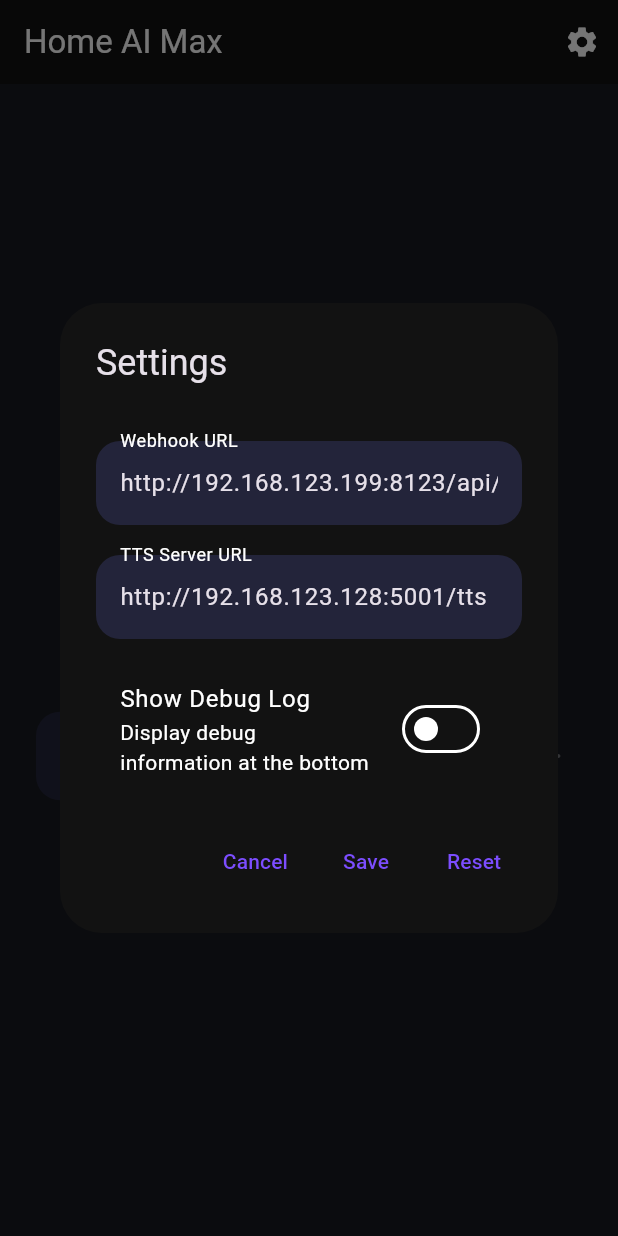
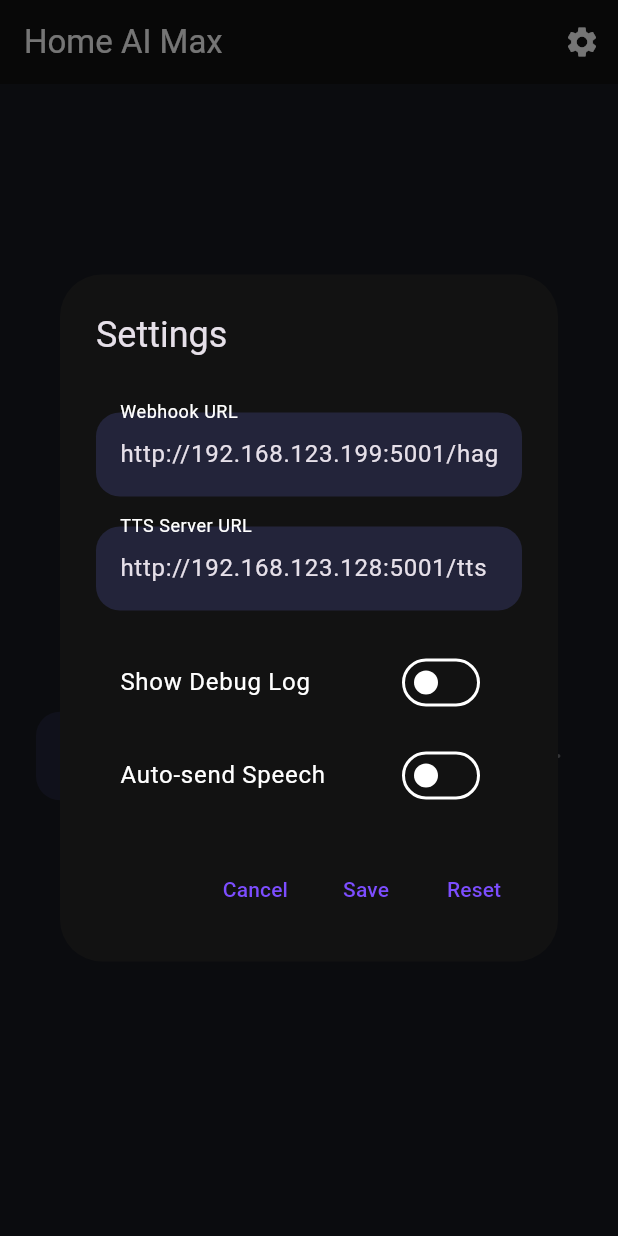
Before and after one commit to cfcode4007/home_ai_max, a Flutter app: the screen it shows after launch, after a tap on the "settings" icon, on a phone screen of 412 x 824 dp. Run offline on Flutter 3.47's test engine with Material 3 defaults, Android fonts, the phone set to English and light mode, and no system bars; our stand-ins replace audioplayers, flutter_tts, shared_preferences, speech_to_text.

Commit message:
Version 3.3.7 Auto Send

```diff
--- a/lib/config.dart
+++ b/lib/config.dart
@@ -1,19 +1,11 @@
-/*
-  File:        lib/config.dart
-  Author:      Colin Bond
-
-  Description: Config manager for Home AI Max.
-               Stores application settings in SharedPreferences (in-app settings).
-               Public API preserved: getWebhookUrl(), getTtsServerUrl(), setConfigValue(), getConfigFilePath().
-*/
-
 import 'package:shared_preferences/shared_preferences.dart';
 
 class ConfigManager {
   static const String _keyWebhook = 'webhook_url';
   static const String _keyTts = 'tts_server_url';
   static const String _keyDebugLogVisible = 'debug_log_visible';
-  static const String defaultWebhookUrl = 'http://192.168.123.199:8123/api/webhook/chatgpt_ask';
+  static const String _keyAutoSendSpeech = 'auto_send_speech';
+  static const String defaultWebhookUrl = 'http://192.168.123.199:5001/hagpt';
   static const String defaultTtsUrl = 'http://192.168.123.128:5001/tts';
 
   /// Return a friendly string describing where settings are stored.
@@ -39,6 +31,11 @@ class ConfigManager {
     return prefs.getBool(_keyDebugLogVisible) ?? false; // Default to false (disabled)
   }
 
+  static Future<bool> getAutoSendSpeech() async {
+    final prefs = await SharedPreferences.getInstance();
+    return prefs.getBool(_keyAutoSendSpeech) ?? false; // Default to false (manual send)
+  }
+
   static Future<void> setConfigValue(String key, String value) async {
     final prefs = await SharedPreferences.getInstance();
     await prefs.setString(key, value);
@@ -48,4 +45,9 @@ class ConfigManager {
     final prefs = await SharedPreferences.getInstance();
     await prefs.setBool(_keyDebugLogVisible, visible);
   }
+
+  static Future<void> setAutoSendSpeech(bool autoSend) async {
+    final prefs = await SharedPreferences.getInstance();
+    await prefs.setBool(_keyAutoSendSpeech, autoSend);
+  }
 }
--- a/lib/main.dart
+++ b/lib/main.dart
@@ -3,10 +3,8 @@
 
   Author:      Colin Fajardo
 
-  Version:     3.3.6
-               - removed mic button and added its functionality to the orb, turns red and expands when listening
-               - added the ability to toggle visibility of the debug log via settings, off by default for concise UI
-               - slightly modified tts server url setting logic to not automatically assume and add a '/tts' suffix
+  Version:     3.3.7
+               - added an auto send setting that, when enabled, will automatically send the recognized speech after a pause in speech
 
   Description: Main file that assembles and controls the logic of the Home AI Max Flutter app.
 */
@@ -70,6 +68,7 @@ class _MainScreenState extends State<MainScreen> {
   // Centralized in-memory config cache (loaded once on init)
   final Map<String, String> _config = {};
   bool _debugLogVisible = false;
+  bool _autoSendSpeech = false;
 
   void _addDebug(String message) {
     setState(() {
@@ -115,12 +114,14 @@ class _MainScreenState extends State<MainScreen> {
       final webhook = await ConfigManager.getWebhookUrl();
       final tts = await ConfigManager.getTtsServerUrl();
       final debugVisible = await ConfigManager.getDebugLogVisible();
+      final autoSend = await ConfigManager.getAutoSendSpeech();
       setState(() {
         _config['webhook'] = webhook;
         _config['tts'] = tts;
         _debugLogVisible = debugVisible;
+        _autoSendSpeech = autoSend;
       });
-  _addDebug('Config loaded: webhook=$webhook tts=$tts debugVisible=$debugVisible');
+  _addDebug('Config loaded: webhook=$webhook tts=$tts debugVisible=$debugVisible autoSend=$autoSend');
     } catch (e) {
       _addDebug('Failed to load config: $e');
     }
@@ -372,6 +373,11 @@ class _MainScreenState extends State<MainScreen> {
               _isListening = false;
             });
             _addDebug('Listening stopped (mic button)');
+            // Auto-send if enabled and there's text to send
+            if (_autoSendSpeech && _controller.text.trim().isNotEmpty) {
+              _addDebug('Auto-sending speech: "${_controller.text.trim()}"');
+              _sendText();
+            }
           }
         },
         onError: (error) {
@@ -510,10 +516,12 @@ class _MainScreenState extends State<MainScreen> {
     final webhook = await ConfigManager.getWebhookUrl();
     final tts = await ConfigManager.getTtsServerUrl();
     final debugVisible = await ConfigManager.getDebugLogVisible();
+    final autoSend = await ConfigManager.getAutoSendSpeech();
     if (!mounted) return;
     final webhookCtrl = TextEditingController(text: webhook);
     final ttsCtrl = TextEditingController(text: tts);
     bool debugLogVisible = debugVisible;
+    bool autoSendSpeech = autoSend;
     final formKey = GlobalKey<FormState>();
     showDialog(
       context: context,
@@ -549,11 +557,22 @@ class _MainScreenState extends State<MainScreen> {
               StatefulBuilder(
                 builder: (context, setState) => SwitchListTile(
                   title: const Text('Show Debug Log'),
-                  subtitle: const Text('Display debug information at the bottom'),
                   value: debugLogVisible,
                   onChanged: (value) {
                     setState(() {
                       debugLogVisible = value;
+                    });
+                  },
+                ),
+              ),
+              const SizedBox(height: 6),
+              StatefulBuilder(
+                builder: (context, setState) => SwitchListTile(
+                  title: const Text('Auto-send Speech'),
+                  value: autoSendSpeech,
+                  onChanged: (value) {
+                    setState(() {
+                      autoSendSpeech = value;
                     });
                   },
                 ),
@@ -576,6 +595,7 @@ class _MainScreenState extends State<MainScreen> {
               await ConfigManager.setConfigValue('webhook_url', newWebhook);
               await ConfigManager.setConfigValue('tts_server_url', newTts);
               await ConfigManager.setDebugLogVisible(debugLogVisible);
+              await ConfigManager.setAutoSendSpeech(autoSendSpeech);
               // Ensure the state is still mounted before using the State's context
               if (!mounted) return;
               Navigator.of(this.context).pop();
@@ -596,6 +616,7 @@ class _MainScreenState extends State<MainScreen> {
               // Reset stored values to defaults
               await _resetToDefaults();
               await ConfigManager.setDebugLogVisible(false); // Reset debug log to default (disabled)
+              await ConfigManager.setAutoSendSpeech(false); // Reset auto-send speech to default (disabled)
               if (!mounted) return;
               Navigator.of(this.context).pop();
               _addDebug('Settings reset to defaults');
```
